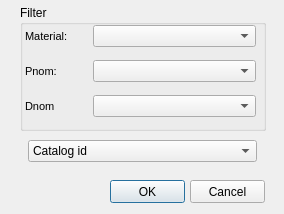
This is ui/cf_ws_catalog.ui in Giswater/giswater_qgis_plugin as Qt 5 draws it before an edit. The edited form follows.
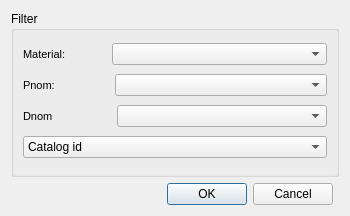
This is the edited form.

Commit message: modify UI - expending forms

The edit to the form file:
```diff
--- a/ui/cf_ws_catalog.ui
+++ b/ui/cf_ws_catalog.ui
@@ -6,132 +6,24 @@
    <rect>
     <x>0</x>
     <y>0</y>
-    <width>284</width>
-    <height>214</height>
+    <width>350</width>
+    <height>216</height>
    </rect>
   </property>
   <property name="windowTitle">
    <string>Catalog</string>
   </property>
-  <widget class="QPushButton" name="btn_ok">
-   <property name="geometry">
-    <rect>
-     <x>110</x>
-     <y>180</y>
-     <width>75</width>
-     <height>23</height>
-    </rect>
-   </property>
-   <property name="text">
-    <string>OK</string>
-   </property>
-  </widget>
-  <widget class="QPushButton" name="btn_cancel">
-   <property name="geometry">
-    <rect>
-     <x>190</x>
-     <y>180</y>
-     <width>75</width>
-     <height>23</height>
-    </rect>
-   </property>
-   <property name="text">
-    <string>Cancel</string>
-   </property>
-  </widget>
-  <widget class="QComboBox" name="id">
-   <property name="geometry">
-    <rect>
-     <x>28</x>
-     <y>140</y>
-     <width>229</width>
-     <height>22</height>
-    </rect>
-   </property>
-   <item>
-    <property name="text">
-     <string>Catalog id</string>
-    </property>
-   </item>
-  </widget>
+  <layout class="QGridLayout" name="gridLayout">
+   <item row="0" column="0" colspan="2">
   <widget class="QGroupBox" name="groupBox">
-   <property name="geometry">
-    <rect>
-     <x>20</x>
-     <y>5</y>
-     <width>246</width>
-     <height>126</height>
-    </rect>
-   </property>
    <property name="title">
     <string>Filter</string>
    </property>
-   <widget class="QComboBox" name="matcat_id">
-    <property name="geometry">
-     <rect>
-      <x>73</x>
-      <y>20</y>
-      <width>163</width>
-      <height>22</height>
-     </rect>
-    </property>
-   </widget>
-   <widget class="QComboBox" name="filter2">
-    <property name="geometry">
-     <rect>
-      <x>73</x>
-      <y>55</y>
-      <width>163</width>
-      <height>22</height>
-     </rect>
-    </property>
-   </widget>
-   <widget class="QComboBox" name="filter3">
-    <property name="geometry">
-     <rect>
-      <x>73</x>
-      <y>90</y>
-      <width>163</width>
-      <height>22</height>
-     </rect>
-    </property>
-   </widget>
-   <widget class="QLabel" name="label_diameter">
-    <property name="geometry">
-     <rect>
-      <x>5</x>
-      <y>90</y>
-      <width>61</width>
-      <height>22</height>
-     </rect>
-    </property>
-    <property name="font">
-     <font>
-      <pointsize>8</pointsize>
-     </font>
-    </property>
-    <property name="frameShape">
-     <enum>QFrame::NoFrame</enum>
-    </property>
-    <property name="frameShadow">
-     <enum>QFrame::Plain</enum>
-    </property>
-    <property name="text">
-     <string>Dnom</string>
-    </property>
-    <property name="margin">
-     <number>3</number>
-    </property>
-   </widget>
+     <layout class="QVBoxLayout" name="verticalLayout">
+      <item>
+       <layout class="QHBoxLayout" name="horizontalLayout">
+        <item>
    <widget class="QLabel" name="label_matcat_id">
-    <property name="geometry">
-     <rect>
-      <x>5</x>
-      <y>20</y>
-      <width>67</width>
-      <height>22</height>
-     </rect>
-    </property>
     <property name="font">
      <font>
       <pointsize>8</pointsize>
@@ -150,15 +42,39 @@
      <number>3</number>
     </property>
    </widget>
+        </item>
+        <item>
+         <spacer name="horizontalSpacer_2">
+          <property name="orientation">
+           <enum>Qt::Horizontal</enum>
+          </property>
+          <property name="sizeType">
+           <enum>QSizePolicy::Fixed</enum>
+          </property>
+          <property name="sizeHint" stdset="0">
+           <size>
+            <width>40</width>
+            <height>20</height>
+           </size>
+          </property>
+         </spacer>
+        </item>
+        <item>
+         <widget class="QComboBox" name="matcat_id">
+          <property name="sizePolicy">
+           <sizepolicy hsizetype="Expanding" vsizetype="Fixed">
+            <horstretch>0</horstretch>
+            <verstretch>0</verstretch>
+           </sizepolicy>
+          </property>
+         </widget>
+        </item>
+       </layout>
+      </item>
+      <item>
+       <layout class="QHBoxLayout" name="horizontalLayout_2">
+        <item>
    <widget class="QLabel" name="label_pressure">
-    <property name="geometry">
-     <rect>
-      <x>5</x>
-      <y>55</y>
-      <width>61</width>
-      <height>22</height>
-     </rect>
-    </property>
     <property name="font">
      <font>
       <pointsize>8</pointsize>
@@ -177,16 +93,141 @@
      <number>3</number>
     </property>
    </widget>
-  </widget>
- </widget>
- <tabstops>
-  <tabstop>matcat_id</tabstop>
-  <tabstop>filter2</tabstop>
-  <tabstop>filter3</tabstop>
-  <tabstop>id</tabstop>
-  <tabstop>btn_ok</tabstop>
-  <tabstop>btn_cancel</tabstop>
- </tabstops>
+        </item>
+        <item>
+         <spacer name="horizontalSpacer_3">
+          <property name="orientation">
+           <enum>Qt::Horizontal</enum>
+          </property>
+          <property name="sizeType">
+           <enum>QSizePolicy::Fixed</enum>
+          </property>
+          <property name="sizeHint" stdset="0">
+           <size>
+            <width>54</width>
+            <height>20</height>
+           </size>
+          </property>
+         </spacer>
+        </item>
+        <item>
+         <widget class="QComboBox" name="filter2">
+          <property name="sizePolicy">
+           <sizepolicy hsizetype="Expanding" vsizetype="Fixed">
+            <horstretch>0</horstretch>
+            <verstretch>0</verstretch>
+           </sizepolicy>
+          </property>
+         </widget>
+        </item>
+       </layout>
+      </item>
+      <item>
+       <layout class="QHBoxLayout" name="horizontalLayout_3">
+        <item>
+         <widget class="QLabel" name="label_diameter">
+          <property name="font">
+           <font>
+            <pointsize>8</pointsize>
+           </font>
+          </property>
+          <property name="frameShape">
+           <enum>QFrame::NoFrame</enum>
+          </property>
+          <property name="frameShadow">
+           <enum>QFrame::Plain</enum>
+          </property>
+          <property name="text">
+           <string>Dnom</string>
+          </property>
+          <property name="margin">
+           <number>3</number>
+          </property>
+         </widget>
+        </item>
+        <item>
+         <spacer name="horizontalSpacer_4">
+          <property name="orientation">
+           <enum>Qt::Horizontal</enum>
+          </property>
+          <property name="sizeType">
+           <enum>QSizePolicy::Fixed</enum>
+          </property>
+          <property name="sizeHint" stdset="0">
+           <size>
+            <width>58</width>
+            <height>20</height>
+           </size>
+          </property>
+         </spacer>
+        </item>
+        <item>
+         <widget class="QComboBox" name="filter3">
+          <property name="sizePolicy">
+           <sizepolicy hsizetype="Expanding" vsizetype="Fixed">
+            <horstretch>0</horstretch>
+            <verstretch>0</verstretch>
+           </sizepolicy>
+          </property>
+         </widget>
+        </item>
+       </layout>
+      </item>
+      <item>
+       <layout class="QHBoxLayout" name="horizontalLayout_4">
+        <item>
+         <widget class="QComboBox" name="id">
+          <property name="sizePolicy">
+           <sizepolicy hsizetype="Expanding" vsizetype="Fixed">
+            <horstretch>0</horstretch>
+            <verstretch>0</verstretch>
+           </sizepolicy>
+          </property>
+          <item>
+           <property name="text">
+            <string>Catalog id</string>
+           </property>
+          </item>
+         </widget>
+        </item>
+       </layout>
+      </item>
+     </layout>
+    </widget>
+   </item>
+   <item row="1" column="0">
+    <layout class="QHBoxLayout" name="horizontalLayout_5">
+     <item>
+      <spacer name="horizontalSpacer">
+       <property name="orientation">
+        <enum>Qt::Horizontal</enum>
+       </property>
+       <property name="sizeHint" stdset="0">
+        <size>
+         <width>40</width>
+         <height>20</height>
+        </size>
+       </property>
+      </spacer>
+     </item>
+     <item>
+      <widget class="QPushButton" name="btn_ok">
+       <property name="text">
+        <string>OK</string>
+       </property>
+      </widget>
+     </item>
+     <item>
+      <widget class="QPushButton" name="btn_cancel">
+       <property name="text">
+        <string>Cancel</string>
+       </property>
+      </widget>
+     </item>
+    </layout>
+   </item>
+  </layout>
+ </widget>
  <resources/>
  <connections/>
 </ui>
```
Lines whose indentation alone changed are shown as unchanged. The commit also changes 5 other files.
